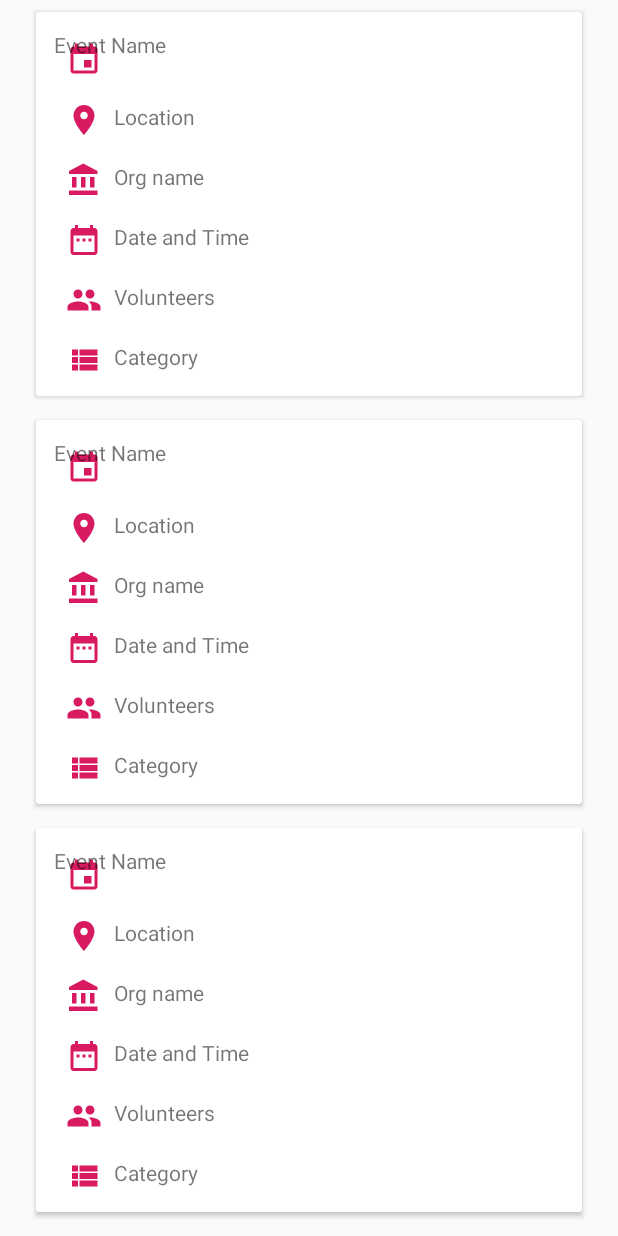
After one commit to kats2296/HelpingHands, an Android app: the layout ongoing_fragment_item_list.xml on its own in the app's theme, with its tools: preview values and no code run, on a phone screen of 412 x 824 dp. The commit adds this screen. Run offline under Robolectric (Android 15) with nearby library versions, the phone set to English and light mode, and no system bars.

Commit message:
Added event item , on Going Event fragment .

```diff
--- a/HelpingHands/app/build.gradle
+++ b/HelpingHands/app/build.gradle
@@ -24,6 +24,7 @@ dependencies {
     implementation fileTree(dir: 'libs', include: ['*.jar'])
     implementation 'com.android.support:appcompat-v7:27.1.1'
     implementation 'com.android.support.constraint:constraint-layout:1.1.3'
+    implementation 'com.android.support:support-v4:27.1.1'
     testImplementation 'junit:junit:4.12'
     androidTestImplementation 'com.android.support.test:runner:1.0.2'
     androidTestImplementation 'com.android.support.test.espresso:espresso-core:3.0.2'
--- /dev/null
+++ b/HelpingHands/app/src/main/java/com/helpinghands/EventAdapter.kt
@@ -0,0 +1,64 @@
+package com.helpinghands
+
+import android.content.Context
+import android.support.v7.widget.RecyclerView
+import android.view.LayoutInflater
+import android.view.View
+import android.view.ViewGroup
+import com.helpinghands.Model.Event
+import kotlinx.android.synthetic.main.event_item.view.*
+
+class EventAdapter(private var context: Context,
+                   private var eventList: ArrayList<Event>,
+                   private val mListener: OngoingEventFragment.OnOngoingEventFragmentInteractionListener?)
+    : RecyclerView.Adapter<EventAdapter.EventViewHolder>() {
+
+    private val mOnClickListener: View.OnClickListener
+
+    init {
+        mOnClickListener = View.OnClickListener { v ->
+            val item = v.tag as Event
+            // Notify the active callbacks interface (the activity, if the fragment is attached to
+            // one) that an item has been selected.
+            mListener?.onOngoingEventFragmentInteractionListener(item)
+        }
+    }
+
+    override fun onCreateViewHolder(parent: ViewGroup, viewType: Int): EventViewHolder {
+
+        val view = LayoutInflater.from(parent.getContext())
+                .inflate(R.layout.event_item, parent, false)
+
+        return EventViewHolder(view)
+    }
+
+    override fun onBindViewHolder(holder: EventViewHolder, position: Int) {
+
+        holder.bindEvents(eventList[position])
+
+    }
+
+    override fun getItemCount(): Int  = eventList.size
+
+    inner class EventViewHolder(val mView: View): RecyclerView.ViewHolder(mView){
+
+        val eventImage         = mView.imageViewEvent
+        val eventName           = mView.textViewEventName
+        val eventLocation       = mView.textViewEventLocation
+        val orgName             = mView.textViewOrgName
+        val volunteers          = mView.textViewTotalvolunteers
+        val category            = mView.textViewEventCategory
+
+
+        fun bindEvents(event: Event){
+
+            eventName.text = event.eventName
+            eventLocation.text = event.eventLocation
+            orgName.text = event.orgName
+            volunteers.text = event.volunteers.toString()
+            category.text = event.category
+        }
+
+    }
+
+}
--- /dev/null
+++ b/HelpingHands/app/src/main/java/com/helpinghands/Model/Event.kt
@@ -0,0 +1,9 @@
+package com.helpinghands.Model
+
+data class Event(
+        val eventName: String,
+        val eventLocation: String,
+        val orgName: String,
+        val dateTime: String,
+        val volunteers: Int,
+        val category: String)
--- /dev/null
+++ b/HelpingHands/app/src/main/java/com/helpinghands/OngoingEventFragment.kt
@@ -0,0 +1,93 @@
+package com.helpinghands
+
+import android.content.Context
+import android.os.Bundle
+import android.support.v4.app.Fragment
+import android.support.v7.widget.GridLayoutManager
+import android.support.v7.widget.LinearLayoutManager
+import android.support.v7.widget.RecyclerView
+import android.view.LayoutInflater
+import android.view.View
+import android.view.ViewGroup
+import com.helpinghands.Model.Event
+
+/**
+ * A fragment representing a list of Items.
+ * Activities containing this fragment MUST implement the
+ * [OngoingEventFragment.OnListFragmentInteractionListener] interface.
+ */
+class OngoingEventFragment : Fragment() {
+
+    private var columnCount = 1
+
+    private var listener: OnOngoingEventFragmentInteractionListener? = null
+
+    private var ongoingEventList: ArrayList<Event> = ArrayList()
+
+    override fun onCreate(savedInstanceState: Bundle?) {
+        super.onCreate(savedInstanceState)
+
+        arguments?.let {
+            columnCount = it.getInt(ARG_COLUMN_COUNT)
+        }
+    }
+
+    override fun onCreateView(inflater: LayoutInflater, container: ViewGroup?,
+                              savedInstanceState: Bundle?): View? {
+        val view = inflater.inflate(R.layout.ongoing_fragment_item_list, container, false)
+
+        // Set the adapter
+        if (view is RecyclerView) {
+            with(view) {
+                layoutManager = when {
+                    columnCount <= 1 -> LinearLayoutManager(context)
+                    else -> GridLayoutManager(context, columnCount)
+                }
+                adapter = EventAdapter(context,ongoingEventList, listener)
+            }
+        }
+        return view
+    }
+
+    override fun onAttach(context: Context) {
+        super.onAttach(context)
+        if (context is OnOngoingEventFragmentInteractionListener) {
+            listener = context
+        } else {
+            throw RuntimeException(context.toString() + " must implement OnListFragmentInteractionListener")
+        }
+    }
+
+    override fun onDetach() {
+        super.onDetach()
+        listener = null
+    }
+
+    /**
+     * This interface must be implemented by activities that contain this
+     * fragment to allow an interaction in this fragment to be communicated
+     * to the activity and potentially other fragments contained in that
+     * activity.
+     *
+     *
+     * See the Android Training lesson
+     * [Communicating with Other Fragments](http://developer.android.com/training/basics/fragments/communicating.html)
+     * for more information.
+     */
+    interface OnOngoingEventFragmentInteractionListener {
+        fun onOngoingEventFragmentInteractionListener(item: Event?)
+    }
+
+    companion object {
+
+        const val ARG_COLUMN_COUNT = "column-count"
+
+        @JvmStatic
+        fun newInstance(columnCount: Int) =
+                OngoingEventFragment().apply {
+                    arguments = Bundle().apply {
+                        putInt(ARG_COLUMN_COUNT, columnCount)
+                    }
+                }
+    }
+}
--- /dev/null
+++ b/HelpingHands/app/src/main/res/drawable/ic_category_24dp.xml
@@ -0,0 +1,9 @@
+<vector xmlns:android="http://schemas.android.com/apk/res/android"
+        android:width="24dp"
+        android:height="24dp"
+        android:viewportWidth="24.0"
+        android:viewportHeight="24.0">
+    <path
+        android:fillColor="@color/colorAccent"
+        android:pathData="M4,14h4v-4L4,10v4zM4,19h4v-4L4,15v4zM4,9h4L8,5L4,5v4zM9,14h12v-4L9,10v4zM9,19h12v-4L9,15v4zM9,5v4h12L21,5L9,5z"/>
+</vector>
--- /dev/null
+++ b/HelpingHands/app/src/main/res/drawable/ic_date_24dp.xml
@@ -0,0 +1,9 @@
+<vector xmlns:android="http://schemas.android.com/apk/res/android"
+        android:width="24dp"
+        android:height="24dp"
+        android:viewportWidth="24.0"
+        android:viewportHeight="24.0">
+    <path
+        android:fillColor="@color/colorAccent"
+        android:pathData="M9,11L7,11v2h2v-2zM13,11h-2v2h2v-2zM17,11h-2v2h2v-2zM19,4h-1L18,2h-2v2L8,4L8,2L6,2v2L5,4c-1.11,0 -1.99,0.9 -1.99,2L3,20c0,1.1 0.89,2 2,2h14c1.1,0 2,-0.9 2,-2L21,6c0,-1.1 -0.9,-2 -2,-2zM19,20L5,20L5,9h14v11z"/>
+</vector>
--- /dev/null
+++ b/HelpingHands/app/src/main/res/drawable/ic_event_24dp.xml
@@ -0,0 +1,9 @@
+<vector xmlns:android="http://schemas.android.com/apk/res/android"
+        android:width="24dp"
+        android:height="24dp"
+        android:viewportWidth="24.0"
+        android:viewportHeight="24.0">
+    <path
+        android:fillColor="@color/colorAccent"
+        android:pathData="M17,12h-5v5h5v-5zM16,1v2L8,3L8,1L6,1v2L5,3c-1.11,0 -1.99,0.9 -1.99,2L3,19c0,1.1 0.89,2 2,2h14c1.1,0 2,-0.9 2,-2L21,5c0,-1.1 -0.9,-2 -2,-2h-1L18,1h-2zM19,19L5,19L5,8h14v11z"/>
+</vector>
--- /dev/null
+++ b/HelpingHands/app/src/main/res/drawable/ic_location_24dp.xml
@@ -0,0 +1,9 @@
+<vector xmlns:android="http://schemas.android.com/apk/res/android"
+        android:width="24dp"
+        android:height="24dp"
+        android:viewportWidth="24.0"
+        android:viewportHeight="24.0">
+    <path
+        android:fillColor="@color/colorAccent"
+        android:pathData="M12,2C8.13,2 5,5.13 5,9c0,5.25 7,13 7,13s7,-7.75 7,-13c0,-3.87 -3.13,-7 -7,-7zM12,11.5c-1.38,0 -2.5,-1.12 -2.5,-2.5s1.12,-2.5 2.5,-2.5 2.5,1.12 2.5,2.5 -1.12,2.5 -2.5,2.5z"/>
+</vector>
--- /dev/null
+++ b/HelpingHands/app/src/main/res/drawable/ic_organisation_name_24dp.xml
@@ -0,0 +1,9 @@
+<vector xmlns:android="http://schemas.android.com/apk/res/android"
+        android:width="24dp"
+        android:height="24dp"
+        android:viewportWidth="24.0"
+        android:viewportHeight="24.0">
+    <path
+        android:fillColor="@color/colorAccent"
+        android:pathData="M4,10v7h3v-7L4,10zM10,10v7h3v-7h-3zM2,22h19v-3L2,19v3zM16,10v7h3v-7h-3zM11.5,1L2,6v2h19L21,6l-9.5,-5z"/>
+</vector>
--- /dev/null
+++ b/HelpingHands/app/src/main/res/drawable/ic_people_24dp.xml
@@ -0,0 +1,9 @@
+<vector xmlns:android="http://schemas.android.com/apk/res/android"
+        android:width="24dp"
+        android:height="24dp"
+        android:viewportWidth="24.0"
+        android:viewportHeight="24.0">
+    <path
+        android:fillColor="@color/colorAccent"
+        android:pathData="M16,11c1.66,0 2.99,-1.34 2.99,-3S17.66,5 16,5c-1.66,0 -3,1.34 -3,3s1.34,3 3,3zM8,11c1.66,0 2.99,-1.34 2.99,-3S9.66,5 8,5C6.34,5 5,6.34 5,8s1.34,3 3,3zM8,13c-2.33,0 -7,1.17 -7,3.5L1,19h14v-2.5c0,-2.33 -4.67,-3.5 -7,-3.5zM16,13c-0.29,0 -0.62,0.02 -0.97,0.05 1.16,0.84 1.97,1.97 1.97,3.45L17,19h6v-2.5c0,-2.33 -4.67,-3.5 -7,-3.5z"/>
+</vector>
--- /dev/null
+++ b/HelpingHands/app/src/main/res/layout/event_item.xml
@@ -0,0 +1,228 @@
+<?xml version="1.0" encoding="utf-8"?>
+<android.support.constraint.ConstraintLayout xmlns:android="http://schemas.android.com/apk/res/android"
+    xmlns:app="http://schemas.android.com/apk/res-auto"
+    xmlns:tools="http://schemas.android.com/tools"
+    android:layout_width="match_parent"
+    android:layout_height="wrap_content">
+
+
+    <android.support.v7.widget.CardView
+        android:layout_width="0dp"
+        android:layout_height="wrap_content"
+        android:layout_marginStart="8dp"
+        android:layout_marginTop="8dp"
+        android:layout_marginEnd="8dp"
+        android:layout_marginBottom="8dp"
+        app:layout_constraintBottom_toBottomOf="parent"
+        app:layout_constraintEnd_toEndOf="parent"
+        app:layout_constraintStart_toStartOf="parent"
+        app:layout_constraintTop_toTopOf="parent">
+
+        <android.support.constraint.ConstraintLayout
+            android:layout_width="match_parent"
+            android:layout_height="match_parent"
+            android:layout_margin="4dp"
+            android:paddingBottom="8dp">
+
+            <ImageView
+                android:id="@+id/imageViewEvent"
+                android:layout_width="0dp"
+                android:layout_height="wrap_content"
+                android:layout_marginStart="8dp"
+                android:layout_marginEnd="8dp"
+                app:layout_constraintEnd_toEndOf="parent"
+                app:layout_constraintStart_toStartOf="parent"
+                app:layout_constraintTop_toTopOf="parent" />
+
+            <android.support.constraint.ConstraintLayout
+                android:id="@+id/constraintLayoutEventName"
+                android:layout_width="0dp"
+                android:layout_height="wrap_content"
+                android:layout_marginStart="8dp"
+                android:layout_marginTop="8dp"
+                android:layout_marginEnd="8dp"
+                app:layout_constraintEnd_toEndOf="parent"
+                app:layout_constraintStart_toStartOf="parent"
+                app:layout_constraintTop_toBottomOf="@+id/imageViewEvent">
+
+                <ImageView
+                    android:id="@+id/imageView2"
+                    android:layout_width="wrap_content"
+                    android:layout_height="wrap_content"
+                    android:layout_marginStart="8dp"
+                    android:layout_marginTop="8dp"
+                    app:layout_constraintStart_toStartOf="parent"
+                    app:layout_constraintTop_toTopOf="parent"
+                    app:srcCompat="@drawable/ic_event_24dp" />
+
+                <TextView
+                    android:id="@+id/textViewEventName"
+                    android:layout_width="wrap_content"
+                    android:layout_height="wrap_content"
+                    android:text="Event Name"
+                    tools:layout_editor_absoluteX="40dp"
+                    tools:layout_editor_absoluteY="8dp" />
+            </android.support.constraint.ConstraintLayout>
+
+            <android.support.constraint.ConstraintLayout
+                android:id="@+id/constraintLayoutLocation"
+                android:layout_width="0dp"
+                android:layout_height="wrap_content"
+                android:layout_marginStart="8dp"
+                android:layout_marginTop="8dp"
+                android:layout_marginEnd="8dp"
+                app:layout_constraintEnd_toEndOf="parent"
+                app:layout_constraintStart_toStartOf="parent"
+                app:layout_constraintTop_toBottomOf="@+id/constraintLayoutEventName">
+
+                <ImageView
+                    android:id="@+id/imageView3"
+                    android:layout_width="wrap_content"
+                    android:layout_height="wrap_content"
+                    android:layout_marginStart="8dp"
+                    android:layout_marginTop="8dp"
+                    app:layout_constraintStart_toStartOf="parent"
+                    app:layout_constraintTop_toTopOf="parent"
+                    app:srcCompat="@drawable/ic_location_24dp" />
+
+                <TextView
+                    android:id="@+id/textViewEventLocation"
+                    android:layout_width="wrap_content"
+                    android:layout_height="wrap_content"
+                    android:layout_marginStart="8dp"
+                    android:layout_marginTop="8dp"
+                    android:text="Location"
+                    app:layout_constraintStart_toEndOf="@+id/imageView3"
+                    app:layout_constraintTop_toTopOf="parent" />
+            </android.support.constraint.ConstraintLayout>
+
+            <android.support.constraint.ConstraintLayout
+                android:id="@+id/constraintLayoutOrgName"
+                android:layout_width="0dp"
+                android:layout_height="wrap_content"
+                android:layout_marginStart="8dp"
+                android:layout_marginTop="8dp"
+                android:layout_marginEnd="8dp"
+                app:layout_constraintEnd_toEndOf="parent"
+                app:layout_constraintStart_toStartOf="parent"
+                app:layout_constraintTop_toBottomOf="@+id/constraintLayoutLocation">
+
+                <ImageView
+                    android:id="@+id/imageView4"
+                    android:layout_width="wrap_content"
+                    android:layout_height="wrap_content"
+                    android:layout_marginStart="8dp"
+                    android:layout_marginTop="8dp"
+                    app:layout_constraintStart_toStartOf="parent"
+                    app:layout_constraintTop_toTopOf="parent"
+                    app:srcCompat="@drawable/ic_organisation_name_24dp" />
+
+                <TextView
+                    android:id="@+id/textViewOrgName"
+                    android:layout_width="wrap_content"
+                    android:layout_height="wrap_content"
+                    android:layout_marginStart="8dp"
+                    android:layout_marginTop="8dp"
+                    android:text="Org name"
+                    app:layout_constraintStart_toEndOf="@+id/imageView4"
+                    app:layout_constraintTop_toTopOf="parent" />
+            </android.support.constraint.ConstraintLayout>
+
+            <android.support.constraint.ConstraintLayout
+                android:id="@+id/constraintLayoutDateTime"
+                android:layout_width="0dp"
+                android:layout_height="wrap_content"
+                android:layout_marginStart="8dp"
+                android:layout_marginTop="8dp"
+                android:layout_marginEnd="8dp"
+                app:layout_constraintEnd_toEndOf="parent"
+                app:layout_constraintStart_toStartOf="parent"
+                app:layout_constraintTop_toBottomOf="@+id/constraintLayoutOrgName">
+
+                <ImageView
+                    android:id="@+id/imageView5"
+                    android:layout_width="wrap_content"
+                    android:layout_height="wrap_content"
+                    android:layout_marginStart="8dp"
+                    android:layout_marginTop="8dp"
+                    app:layout_constraintStart_toStartOf="parent"
+                    app:layout_constraintTop_toTopOf="parent"
+                    app:srcCompat="@drawable/ic_date_24dp" />
+
+                <TextView
+                    android:id="@+id/textViewDateTime"
+                    android:layout_width="wrap_content"
+                    android:layout_height="wrap_content"
+                    android:layout_marginStart="8dp"
+                    android:layout_marginTop="8dp"
+                    android:text="Date and Time"
+                    app:layout_constraintStart_toEndOf="@+id/imageView5"
+                    app:layout_constraintTop_toTopOf="parent" />
+            </android.support.constraint.ConstraintLayout>
+
+            <android.support.constraint.ConstraintLayout
+                android:id="@+id/constraintLayoutTotalVolunteers"
+                android:layout_width="0dp"
+                android:layout_height="wrap_content"
+                android:layout_marginStart="8dp"
+                android:layout_marginTop="8dp"
+                android:layout_marginEnd="8dp"
+                app:layout_constraintEnd_toEndOf="parent"
+                app:layout_constraintStart_toStartOf="parent"
+                app:layout_constraintTop_toBottomOf="@+id/constraintLayoutDateTime">
+
+                <ImageView
+                    android:id="@+id/imageView6"
+                    android:layout_width="wrap_content"
+                    android:layout_height="wrap_content"
+                    android:layout_marginStart="8dp"
+                    android:layout_marginTop="8dp"
+                    app:layout_constraintStart_toStartOf="parent"
+                    app:layout_constraintTop_toTopOf="parent"
+                    app:srcCompat="@drawable/ic_people_24dp" />
+
+                <TextView
+                    android:id="@+id/textViewTotalvolunteers"
+                    android:layout_width="wrap_content"
+                    android:layout_height="wrap_content"
+                    android:layout_marginStart="8dp"
+                    android:layout_marginTop="8dp"
+                    android:text="Volunteers"
+                    app:layout_constraintStart_toEndOf="@+id/imageView6"
+                    app:layout_constraintTop_toTopOf="parent" />
+            </android.support.constraint.ConstraintLayout>
+
+            <android.support.constraint.ConstraintLayout
+                android:layout_width="0dp"
+                android:layout_height="wrap_content"
+                android:layout_marginStart="8dp"
+                android:layout_marginTop="8dp"
+                android:layout_marginEnd="8dp"
+                app:layout_constraintEnd_toEndOf="parent"
+                app:layout_constraintStart_toStartOf="parent"
+                app:layout_constraintTop_toBottomOf="@+id/constraintLayoutTotalVolunteers">
+
+                <ImageView
+                    android:id="@+id/imageView7"
+                    android:layout_width="wrap_content"
+                    android:layout_height="wrap_content"
+                    android:layout_marginStart="8dp"
+                    android:layout_marginTop="8dp"
+                    app:layout_constraintStart_toStartOf="parent"
+                    app:layout_constraintTop_toTopOf="parent"
+                    app:srcCompat="@drawable/ic_category_24dp" />
+
+                <TextView
+                    android:id="@+id/textViewEventCategory"
+                    android:layout_width="wrap_content"
+                    android:layout_height="wrap_content"
+                    android:layout_marginStart="8dp"
+                    android:layout_marginTop="8dp"
+                    android:text="Category"
+                    app:layout_constraintStart_toEndOf="@+id/imageView7"
+                    app:layout_constraintTop_toTopOf="parent" />
+            </android.support.constraint.ConstraintLayout>
+
+        </android.support.constraint.ConstraintLayout>
+    </android.support.v7.widget.CardView>
+</android.support.constraint.ConstraintLayout>
--- /dev/null
+++ b/HelpingHands/app/src/main/res/layout/fragment_event.xml
@@ -0,0 +1,20 @@
+<?xml version="1.0" encoding="utf-8"?>
+<LinearLayout xmlns:android="http://schemas.android.com/apk/res/android"
+    android:layout_width="wrap_content"
+    android:layout_height="wrap_content"
+    android:orientation="horizontal">
+
+    <TextView
+        android:id="@+id/item_number"
+        android:layout_width="wrap_content"
+        android:layout_height="wrap_content"
+        android:layout_margin="@dimen/text_margin"
+        android:textAppearance="?attr/textAppearanceListItem" />
+
+    <TextView
+        android:id="@+id/content"
+        android:layout_width="wrap_content"
+        android:layout_height="wrap_content"
+        android:layout_margin="@dimen/text_margin"
+        android:textAppearance="?attr/textAppearanceListItem" />
+</LinearLayout>
--- /dev/null
+++ b/HelpingHands/app/src/main/res/layout/ongoing_fragment_item_list.xml
@@ -0,0 +1,13 @@
+<?xml version="1.0" encoding="utf-8"?>
+<android.support.v7.widget.RecyclerView xmlns:android="http://schemas.android.com/apk/res/android"
+    xmlns:app="http://schemas.android.com/apk/res-auto"
+    xmlns:tools="http://schemas.android.com/tools"
+    android:id="@+id/list"
+    android:name="com.helpinghands.OngoingEventFragment"
+    android:layout_width="match_parent"
+    android:layout_height="match_parent"
+    android:layout_marginLeft="16dp"
+    android:layout_marginRight="16dp"
+    app:layoutManager="android.support.v7.widget.LinearLayoutManager"
+    tools:context=".OngoingEventFragment"
+    tools:listitem="@layout/event_item" />
--- a/HelpingHands/app/src/main/res/values/dimens.xml
+++ b/HelpingHands/app/src/main/res/values/dimens.xml
@@ -23,4 +23,5 @@
     <dimen name="cardViewRadius">5dp</dimen>
     <dimen name="cardViewElevation">5dp</dimen>
     <dimen name="dp200">200dp</dimen>
+    <dimen name="text_margin">16dp</dimen>
 </resources>
```
